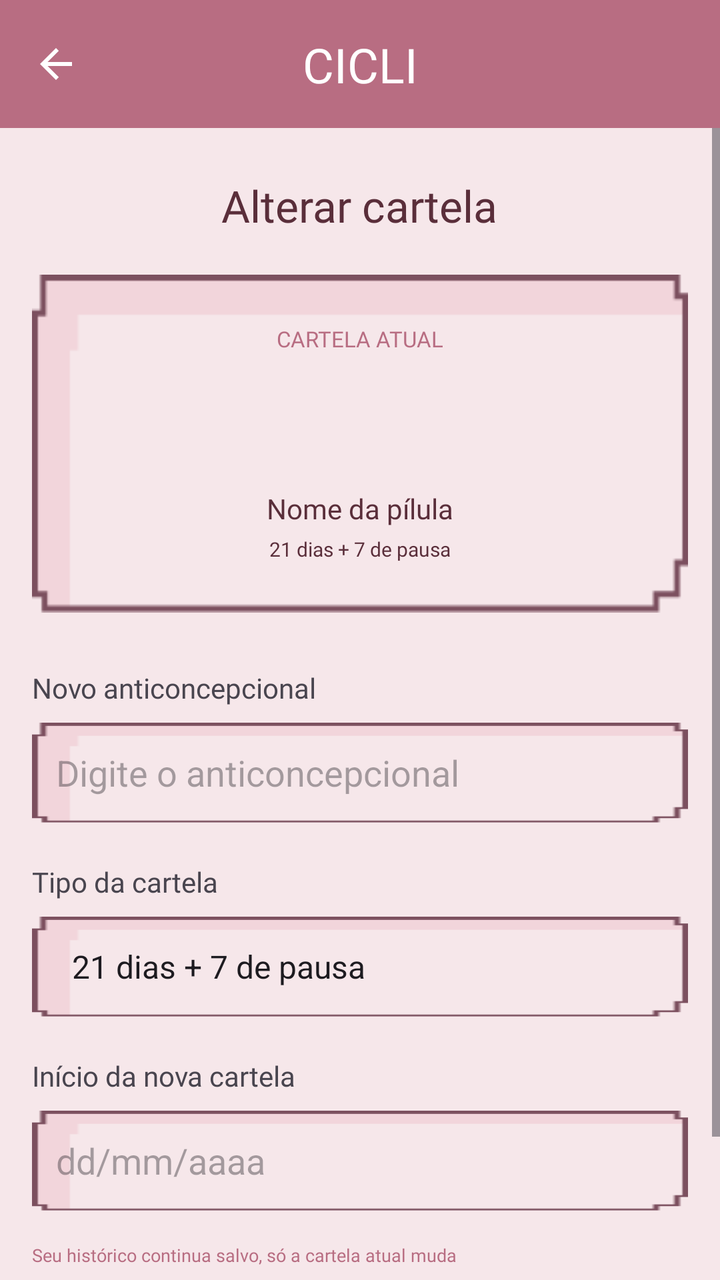
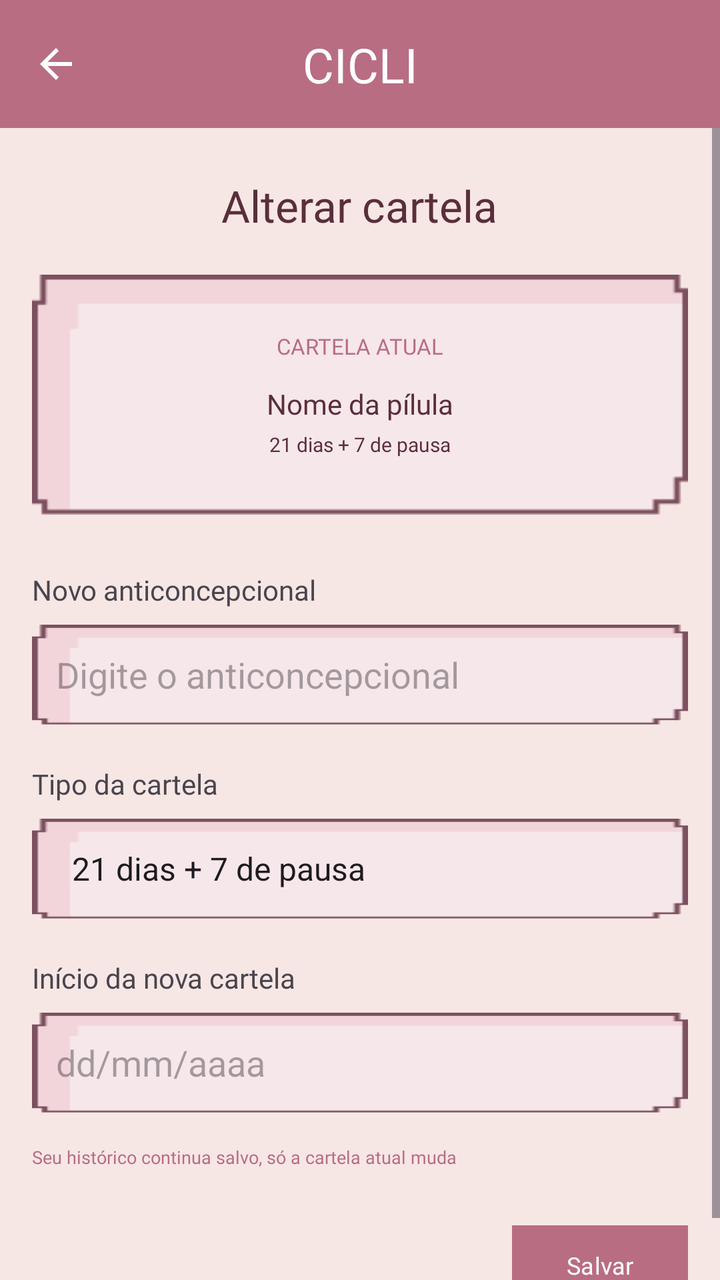

An Android layout rendered at two revisions. The XML below is the earlier revision; the diff shows what the commit changed to produce the second picture.
<!-- AndroidManifest.xml: application theme Theme.AplicativoCicli -->
<!-- res/layout/alterar_cartela.xml -->
<?xml version="1.0" encoding="utf-8"?>
<androidx.constraintlayout.widget.ConstraintLayout
    xmlns:android="http://schemas.android.com/apk/res/android"
    xmlns:app="http://schemas.android.com/apk/res-auto"
    xmlns:tools="http://schemas.android.com/tools"
    android:id="@+id/main"
    android:layout_width="match_parent"
    android:layout_height="match_parent"
    android:background="#F6E7EA"
    android:fitsSystemWindows="true"
    tools:context=".historico">

    <androidx.appcompat.widget.Toolbar
        android:id="@+id/toolbar"
        android:layout_width="0dp"
        android:layout_height="?attr/actionBarSize"
        android:background="#B86D82"
        android:theme="@style/ThemeOverlay.AppCompat.Dark.ActionBar"
        app:navigationIcon="?attr/homeAsUpIndicator"
        app:layout_constraintTop_toTopOf="parent"
        app:layout_constraintStart_toStartOf="parent"
        app:layout_constraintEnd_toEndOf="parent" />

    <TextView
        android:layout_width="wrap_content"
        android:layout_height="wrap_content"
        android:fontFamily="@font/silkscreen_bold"
        android:text="CICLI"
        android:textColor="#FFFFFF"
        android:textSize="24sp"
        app:layout_constraintTop_toTopOf="@id/toolbar"
        app:layout_constraintBottom_toBottomOf="@id/toolbar"
        app:layout_constraintStart_toStartOf="@id/toolbar"
        app:layout_constraintEnd_toEndOf="@id/toolbar" />

    <ScrollView
        android:layout_width="0dp"
        android:layout_height="0dp"
        app:layout_constraintTop_toBottomOf="@id/toolbar"
        app:layout_constraintBottom_toBottomOf="parent"
        app:layout_constraintStart_toStartOf="parent"
        app:layout_constraintEnd_toEndOf="parent">

        <LinearLayout
            android:layout_width="match_parent"
            android:layout_height="wrap_content"
            android:orientation="vertical"
            android:padding="16dp">

            <TextView
                android:layout_width="wrap_content"
                android:layout_height="wrap_content"
                android:layout_gravity="center_horizontal"
                android:layout_marginTop="8dp"
                android:fontFamily="@font/silkscreen_bold"
                android:text="Alterar cartela"
                android:textColor="#5A2E3A"
                android:textSize="22sp" />

            
            <LinearLayout
                android:layout_width="match_parent"
                android:layout_height="wrap_content"
                android:layout_marginTop="20dp"
                android:background="@drawable/card_alarme"
                android:orientation="vertical"
                android:gravity="center"
                android:padding="16dp">

                <TextView
                    android:layout_width="wrap_content"
                    android:layout_height="wrap_content"
                    android:fontFamily="@font/silkscreen_regular"
                    android:text="CARTELA ATUAL"
                    android:textColor="#B86D82"
                    android:textSize="11sp"
                    android:layout_marginBottom="60dp"/>

                <TextView
                    android:id="@+id/txt_pilula_atual"
                    android:layout_width="wrap_content"
                    android:layout_height="wrap_content"
                    android:layout_marginTop="8dp"
                    android:fontFamily="@font/silkscreen_regular"
                    android:text="Nome da pílula"
                    android:textColor="#5A2E3A"
                    android:textSize="14sp" />

                <TextView
                    android:id="@+id/txt_tipo_atual"
                    android:layout_width="wrap_content"
                    android:layout_height="wrap_content"
                    android:layout_marginTop="4dp"
                    android:fontFamily="@font/silkscreen_regular"
                    android:text="21 dias + 7 de pausa"
                    android:textColor="#5A2E3A"
                    android:textSize="10sp" />
            </LinearLayout>

            
            <TextView
                android:layout_width="wrap_content"
                android:layout_height="wrap_content"
                android:layout_marginTop="28dp"
                android:fontFamily="@font/silkscreen_regular"
                android:text="Novo anticoncepcional" />

            <EditText
                android:id="@+id/edit_novo_anticoncepcional"
                android:layout_width="match_parent"
                android:layout_height="50dp"
                android:layout_marginTop="8dp"
                android:background="@drawable/card_alarme"
                android:hint="Digite o anticoncepcional"
                android:inputType="text"
                android:paddingHorizontal="12dp" />

            <TextView
                android:layout_width="wrap_content"
                android:layout_height="wrap_content"
                android:layout_marginTop="20dp"
                android:fontFamily="@font/silkscreen_regular"
                android:text="Tipo da cartela" />

            <Spinner
                android:id="@+id/spinner_nova_cartela"
                android:layout_width="match_parent"
                android:layout_height="50dp"
                android:layout_marginTop="8dp"
                android:background="@drawable/card_alarme"
                android:entries="@array/tipos_cartela"
                android:paddingHorizontal="12dp" />

            <TextView
                android:layout_width="wrap_content"
                android:layout_height="wrap_content"
                android:layout_marginTop="20dp"
                android:fontFamily="@font/silkscreen_regular"
                android:text="Início da nova cartela" />

            <EditText
                android:id="@+id/edit_inicio_nova_cartela"
                android:layout_width="match_parent"
                android:layout_height="50dp"
                android:layout_marginTop="8dp"
                android:background="@drawable/card_alarme"
                android:hint="dd/mm/aaaa"
                android:inputType="date"
                android:paddingHorizontal="12dp" />

            <TextView
                android:layout_width="match_parent"
                android:layout_height="wrap_content"
                android:layout_marginTop="16dp"
                android:fontFamily="@font/silkscreen_regular"
                android:text="Seu histórico continua salvo, só a cartela atual muda"
                android:textColor="#B86D82"
                android:textSize="9sp" />

            <com.google.android.material.button.MaterialButton
                android:id="@+id/botao_salvar_cartela"
                android:layout_width="wrap_content"
                android:layout_height="wrap_content"
                android:layout_gravity="end"
                android:layout_marginTop="24dp"
                android:backgroundTint="#B86D82"
                android:fontFamily="@font/silkscreen_regular"
                android:text="Salvar"
                android:textColor="#FFFFFF"
                android:textSize="12sp"
                app:cornerRadius="0dp" />
        </LinearLayout>
    </ScrollView>
</androidx.constraintlayout.widget.ConstraintLayout>
<!-- resources referenced by this layout -->
<resources>
  <string-array name="tipos_cartela">
          <item>21 dias + 7 de pausa</item>
          <item>22 dias + 6 de pausa</item>
          <item>24 dias + 4 de pausa</item>
          <item>28 dias + 2 dias de pausa</item>
          <item>21 dias ativos + 7 comprimidos placebo</item>
          <item>24 dias ativos + 4 comprimidos placebo</item>
          <item>Regime estendido (84 dias ativos + 7 dias de pausa ou placebo)</item>
          <item>Uso contínuo (28 dias ativos, sem pausa)</item>
      </string-array>
  <!-- drawable card_alarme: png bitmap (drawable, 998 bytes) -->
  <style name="Theme.AplicativoCicli" parent="Base.Theme.AplicativoCicli" />
  <style name="Base.Theme.AplicativoCicli" parent="Theme.Material3.DayNight.NoActionBar">
      </style>
</resources>

<!-- the commit's change to res/layout/alterar_cartela.xml (unified diff, before → after) -->
@@ -6,7 +6,7 @@
     android:id="@+id/main"
     android:layout_width="match_parent"
     android:layout_height="match_parent"
-    android:background="#F6E7EA"
+    android:background="#F7E7E4"
     android:fitsSystemWindows="true"
     tools:context=".historico">
 
@@ -60,21 +60,21 @@
             
             <LinearLayout
                 android:layout_width="match_parent"
-                android:layout_height="wrap_content"
+                android:layout_height="120dp"
                 android:layout_marginTop="20dp"
                 android:background="@drawable/card_alarme"
+                android:gravity="center"
                 android:orientation="vertical"
-                android:gravity="center"
                 android:padding="16dp">
 
                 <TextView
                     android:layout_width="wrap_content"
                     android:layout_height="wrap_content"
+                    android:layout_marginBottom="4dp"
                     android:fontFamily="@font/silkscreen_regular"
                     android:text="CARTELA ATUAL"
                     android:textColor="#B86D82"
-                    android:textSize="11sp"
-                    android:layout_marginBottom="60dp"/>
+                    android:textSize="11sp" />
 
                 <TextView
                     android:id="@+id/txt_pilula_atual"
@@ -105,12 +105,13 @@
                 android:fontFamily="@font/silkscreen_regular"
                 android:text="Novo anticoncepcional" />
 
-            <EditText
+            <AutoCompleteTextView
                 android:id="@+id/edit_novo_anticoncepcional"
                 android:layout_width="match_parent"
                 android:layout_height="50dp"
                 android:layout_marginTop="8dp"
                 android:background="@drawable/card_alarme"
+                android:completionThreshold="1"
                 android:hint="Digite o anticoncepcional"
                 android:inputType="text"
                 android:paddingHorizontal="12dp" />
